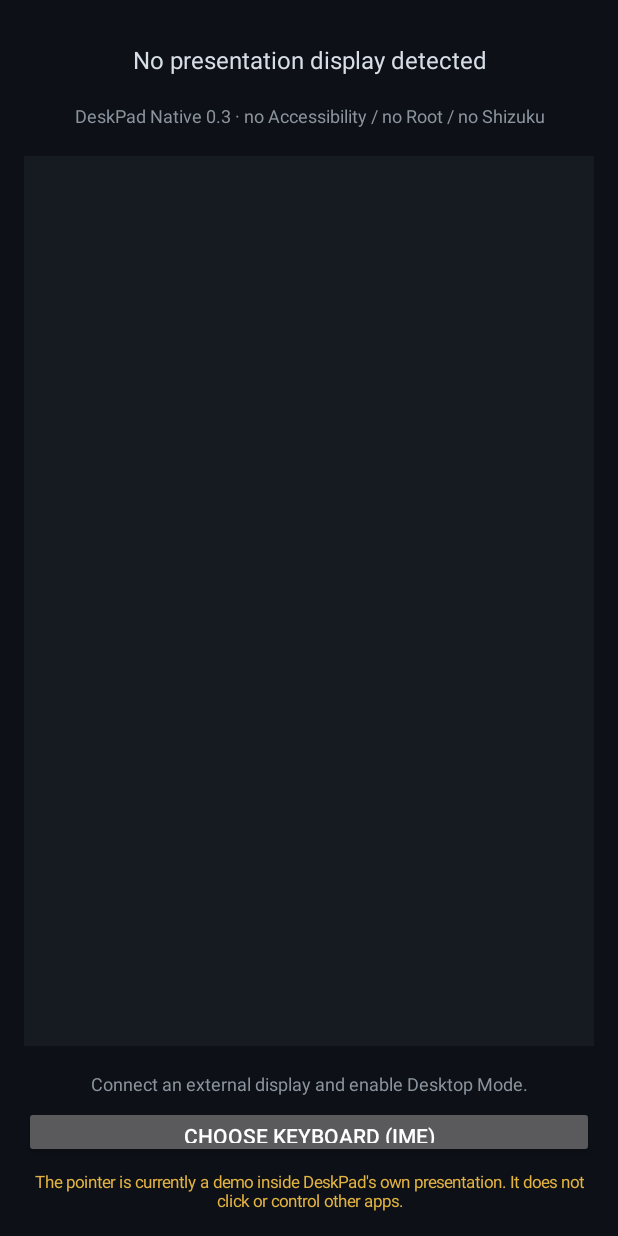
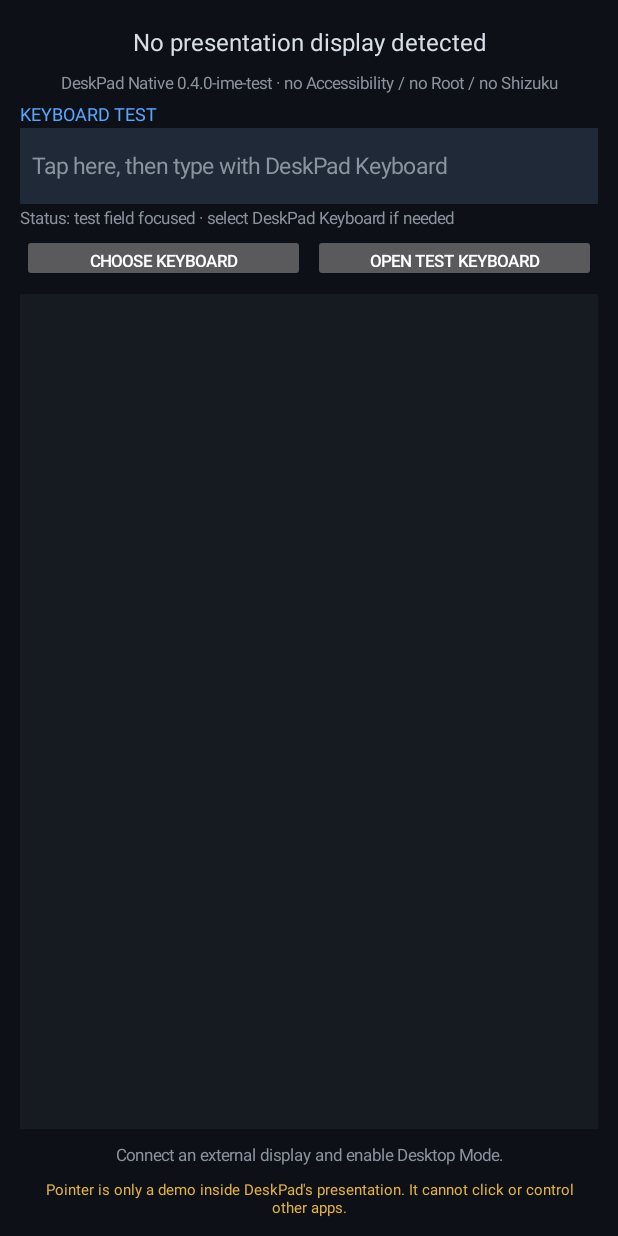
Before and after one commit to vtoroyan/DeskPad-Native, an Android app: the screen it shows after launch (MainActivity), on a phone screen of 412 x 824 dp. Run offline under Robolectric (Android 15) with nearby library versions, the phone set to English and light mode, and no system bars; 1 statement that could not run was skipped.

Commit message:
Add files via upload

```diff
--- a/app/src/main/java/com/example/deskpad/MainActivity.kt
+++ b/app/src/main/java/com/example/deskpad/MainActivity.kt
@@ -4,6 +4,7 @@ import android.app.Activity
 import android.content.Context
 import android.hardware.display.DisplayManager
 import android.os.Bundle
+import android.text.InputType
 import android.view.Gravity
 import android.view.View
 import android.view.WindowManager
@@ -16,17 +17,17 @@ import com.example.deskpad.core.PadFrame
 import com.example.deskpad.core.PadPhase
 
 /**
- * Native 0.3 first-stage shell.
+ * DeskPad Native test shell.
  *
- * This Activity deliberately has no AccessibilityService dependency. It can discover a
- * presentation display and render a local pointer demo there, but it cannot inject input
- * into other applications. That requires a privileged/system input mechanism.
+ * The test field below is a local editor used to verify the standard Android IME.
+ * The IME can type into focused text editors; it does not inject mouse events.
  */
 class MainActivity : Activity(), DisplayManager.DisplayListener {
 
     private lateinit var displayManager: DisplayManager
     private lateinit var status: TextView
     private lateinit var pointerStatus: TextView
+    private lateinit var keyboardTestStatus: TextView
     private var presentation: DeskPadPresentation? = null
     private var lastPadX = Float.NaN
     private var lastPadY = Float.NaN
@@ -57,7 +58,7 @@ class MainActivity : Activity(), DisplayManager.DisplayListener {
         val root = LinearLayout(this).apply {
             orientation = LinearLayout.VERTICAL
             gravity = Gravity.CENTER_HORIZONTAL
-            setPadding(24, 28, 24, 24)
+            setPadding(20, 18, 20, 18)
             setBackgroundColor(0xFF0D1117.toInt())
         }
 
@@ -67,48 +68,108 @@ class MainActivity : Activity(), DisplayManager.DisplayListener {
             setTextColor(0xFFD7DEE7.toInt())
             gravity = Gravity.CENTER
         }
-        root.addView(status, LinearLayout.LayoutParams(-1, 64))
+        root.addView(status, LinearLayout.LayoutParams(-1, 48))
 
         val info = TextView(this).apply {
-            text = "DeskPad Native 0.3 · no Accessibility / no Root / no Shizuku"
-            textSize = 12f
+            text = "DeskPad Native ${BuildConfig.VERSION_NAME} · no Accessibility / no Root / no Shizuku"
+            textSize = 11f
             setTextColor(0xFF8B949E.toInt())
             gravity = Gravity.CENTER
         }
-        root.addView(info, LinearLayout.LayoutParams(-1, 48))
+        root.addView(info, LinearLayout.LayoutParams(-1, 34))
+
+        val testTitle = TextView(this).apply {
+            text = "KEYBOARD TEST"
+            textSize = 12f
+            setTextColor(0xFF58A6FF.toInt())
+            gravity = Gravity.START or Gravity.CENTER_VERTICAL
+        }
+        root.addView(testTitle, LinearLayout.LayoutParams(-1, 28))
+
+        val testInput = EditText(this).apply {
+            hint = "Tap here, then type with DeskPad Keyboard"
+            textSize = 15f
+            singleLine = false
+            minLines = 2
+            maxLines = 3
+            inputType = InputType.TYPE_CLASS_TEXT or InputType.TYPE_TEXT_FLAG_CAP_SENTENCES
+            setTextColor(0xFFFFFFFF.toInt())
+            setHintTextColor(0xFF8B949E.toInt())
+            setPadding(12, 8, 12, 8)
+            setBackgroundColor(0xFF202938.toInt())
+        }
+        root.addView(testInput, LinearLayout.LayoutParams(-1, 76))
+
+        keyboardTestStatus = TextView(this).apply {
+            text = "Status: test field is not focused"
+            textSize = 11f
+            setTextColor(0xFF8B949E.toInt())
+            gravity = Gravity.CENTER_VERTICAL
+        }
+        root.addView(keyboardTestStatus, LinearLayout.LayoutParams(-1, 28))
+
+        testInput.setOnFocusChangeListener { _, hasFocus ->
+            keyboardTestStatus.text = if (hasFocus) {
+                "Status: test field focused · select DeskPad Keyboard if needed"
+            } else {
+                "Status: test field is not focused"
+            }
+        }
+
+        val buttons = LinearLayout(this).apply {
+            orientation = LinearLayout.HORIZONTAL
+            gravity = Gravity.CENTER
+        }
+        val chooseIme = Button(this).apply {
+            text = "Choose keyboard"
+            textSize = 11f
+            setOnClickListener {
+                (getSystemService(INPUT_METHOD_SERVICE) as InputMethodManager).showInputMethodPicker()
+            }
+        }
+        buttons.addView(chooseIme, LinearLayout.LayoutParams(0, 48, 1f).apply {
+            setMargins(2, 2, 4, 2)
+        })
+
+        val openIme = Button(this).apply {
+            text = "Open test keyboard"
+            textSize = 11f
+            setOnClickListener {
+                testInput.requestFocus()
+                testInput.post {
+                    val imm = getSystemService(INPUT_METHOD_SERVICE) as InputMethodManager
+                    imm.showSoftInput(testInput, InputMethodManager.SHOW_IMPLICIT)
+                }
+            }
+        }
+        buttons.addView(openIme, LinearLayout.LayoutParams(0, 48, 1f).apply {
+            setMargins(4, 2, 2, 2)
+        })
+        root.addView(buttons, LinearLayout.LayoutParams(-1, 52))
 
         val pad = TouchpadView(this).apply {
             setBackgroundColor(0xFF161B22.toInt())
             onPadFrame = ::onPadFrame
         }
         root.addView(pad, LinearLayout.LayoutParams(-1, 0, 1f).apply {
-            topMargin = 16
-            bottomMargin = 16
+            topMargin = 10
+            bottomMargin = 8
         })
 
         pointerStatus = TextView(this).apply {
             text = "Touch the pad to move the demo pointer on the external display."
-            textSize = 12f
+            textSize = 11f
             setTextColor(0xFF8B949E.toInt())
             gravity = Gravity.CENTER
         }
-        root.addView(pointerStatus, LinearLayout.LayoutParams(-1, 44))
-
-        val imeButton = Button(this).apply {
-            text = "Choose keyboard (IME)"
-            setOnClickListener {
-                (getSystemService(INPUT_METHOD_SERVICE) as InputMethodManager).showInputMethodPicker()
-            }
-        }
-        root.addView(imeButton, LinearLayout.LayoutParams(-1, 52))
+        root.addView(pointerStatus, LinearLayout.LayoutParams(-1, 36))
 
         val note = TextView(this).apply {
-            text = "The pointer is currently a demo inside DeskPad's own presentation. " +
-                "It does not click or control other apps."
-            textSize = 11f
+            text = "Pointer is only a demo inside DeskPad's presentation. It cannot click or control other apps."
+            textSize = 10f
             setTextColor(0xFFE3B341.toInt())
             gravity = Gravity.CENTER
-            setPadding(8, 12, 8, 0)
+            setPadding(6, 6, 6, 0)
         }
         root.addView(note, LinearLayout.LayoutParams(-1, -2))
         return root
```
